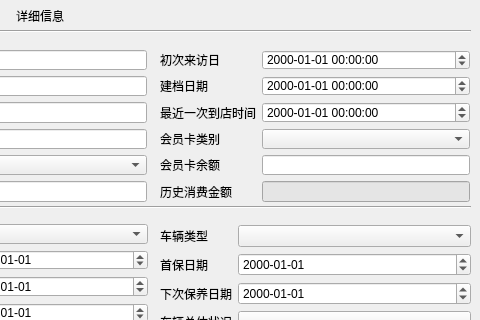
Anne081031/ParkSolution, file ParkCustomerInfo/qdlgeditnewinfo.ui: the form before one commit; both pictures show x 400 to 880 and y 0 to 320 of the 880 by 618 pixel window.
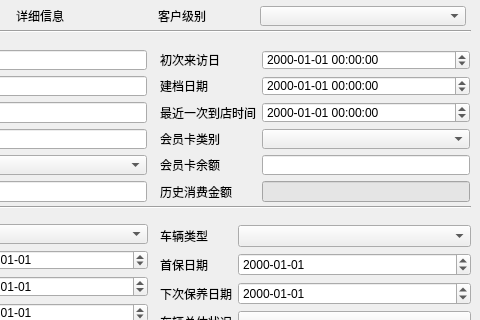
The form after the commit.

```diff
--- a/ParkCustomerInfo/qdlgeditnewinfo.ui
+++ b/ParkCustomerInfo/qdlgeditnewinfo.ui
@@ -917,6 +917,29 @@
     </item>
    </layout>
   </widget>
+  <widget class="QComboBox" name="cbxCustomerLevel">
+   <property name="geometry">
+    <rect>
+     <x>660</x>
+     <y>6</y>
+     <width>206</width>
+     <height>20</height>
+    </rect>
+   </property>
+  </widget>
+  <widget class="QLabel" name="label_35">
+   <property name="geometry">
+    <rect>
+     <x>558</x>
+     <y>6</y>
+     <width>60</width>
+     <height>20</height>
+    </rect>
+   </property>
+   <property name="text">
+    <string>客户级别</string>
+   </property>
+  </widget>
  </widget>
  <tabstops>
   <tabstop>edtCustomerID</tabstop>
```
